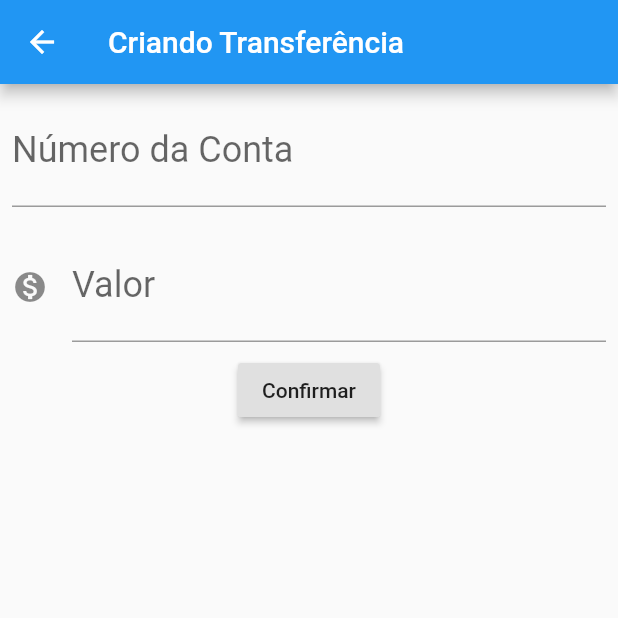
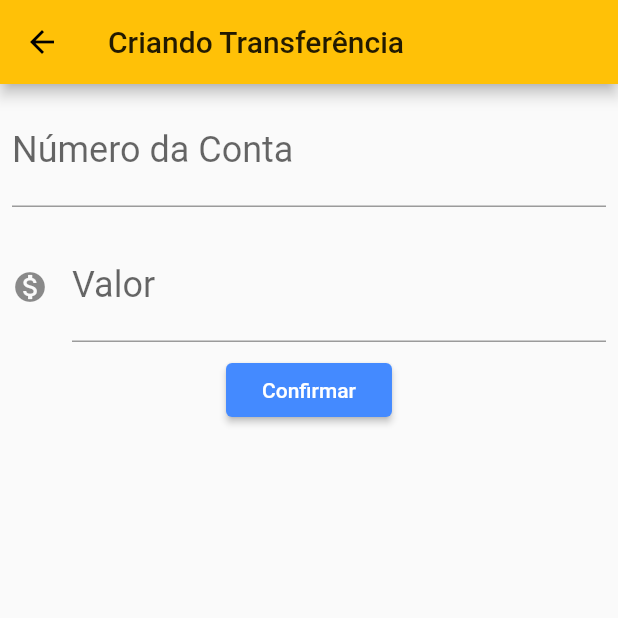
Before and after one commit to brunopirizoliveira/bankFlutter, a Flutter app: the screen it shows after launch, after a tap on the "add" icon, on a phone screen of 412 x 824 dp, the top half of it. Run offline on Flutter 3.47's test engine with Material 2 defaults, Android fonts, the phone set to English and light mode, and no system bars.

Commit message:
Projeto Concluido!

```diff
--- /dev/null
+++ b/lib/components/editor.dart
@@ -0,0 +1,29 @@
+import 'package:flutter/material.dart';
+
+class Editor extends StatelessWidget {
+  final TextEditingController controller;
+  final String label;
+  final String hint;
+  final IconData icon;
+
+  Editor({this.controller, this.hint, this.label, this.icon});
+
+  @override
+  Widget build(BuildContext context) {
+    return Padding(
+      padding: const EdgeInsets.all(8.0),
+      child: TextField(
+        controller: controller,
+        style: TextStyle(
+          fontSize: 24.0,
+        ),
+        decoration: InputDecoration(
+          icon: icon != null ? Icon(icon) : null,
+          labelText: label,
+          hintText: hint,
+        ),
+        keyboardType: TextInputType.number,
+      ),
+    );
+  }
+}
--- a/lib/main.dart
+++ b/lib/main.dart
@@ -1,5 +1,6 @@
 import 'package:flutter/cupertino.dart';
 import 'package:flutter/material.dart';
+import 'package:byteBank/screens/transferencia/lista.dart';
 
 void main() => runApp(ByteBank());
 
@@ -7,155 +8,15 @@ class ByteBank extends StatelessWidget {
   @override
   Widget build(BuildContext context) {
     return MaterialApp(
-      home: Scaffold(
-        body: ListaTransferencias(),
+      home: ListaTransferencias(),
+      theme: ThemeData(
+        primaryColor: Colors.amber,
+        accentColor: Colors.white54,
+        buttonTheme: ButtonThemeData(
+          buttonColor: Colors.blueAccent,
+          textTheme: ButtonTextTheme.primary
+        )
       ),
     );
   }
 }
-
-class FormularioTransferencia extends StatelessWidget {
-  final TextEditingController _controladorNumeroConta = TextEditingController();
-  final TextEditingController _controladorValor = TextEditingController();
-
-  @override
-  Widget build(BuildContext context) {
-    return Scaffold(
-      appBar: AppBar(
-        title: Text('Criando Transferência'),
-      ),
-      body: SingleChildScrollView(
-        child: Column(
-          children: [
-            Editor(
-              controller: _controladorNumeroConta,
-              label: 'Número da Conta',
-              hint: '0000',
-            ),
-            Editor(
-              controller: _controladorValor,
-              label: 'Valor',
-              hint: '0.00',
-              icon: Icons.monetization_on,
-            ),
-            RaisedButton(
-              onPressed: () => _criaTransferencia(context),
-              child: Text('Confirmar'),
-            ),
-          ],
-        ),
-      ),
-    );
-  }
-
-  void _criaTransferencia(BuildContext context) {
-    final int numeroConta = int.tryParse(_controladorNumeroConta.text);
-    final double valor = double.tryParse(_controladorValor.text);
-
-    if (numeroConta != null && valor != null) {
-      final transferenciaCriada = Transferencia(valor, numeroConta);
-      Navigator.pop(context, transferenciaCriada);
-      debugPrint('$transferenciaCriada');
-    }
-  }
-}
-
-class Editor extends StatelessWidget {
-  final TextEditingController controller;
-  final String label;
-  final String hint;
-  final IconData icon;
-
-  Editor({this.controller, this.hint, this.label, this.icon});
-
-  @override
-  Widget build(BuildContext context) {
-    return Padding(
-      padding: const EdgeInsets.all(8.0),
-      child: TextField(
-        controller: controller,
-        style: TextStyle(
-          fontSize: 24.0,
-        ),
-        decoration: InputDecoration(
-          icon: icon != null ? Icon(icon) : null,
-          labelText: label,
-          hintText: hint,
-        ),
-        keyboardType: TextInputType.number,
-      ),
-    );
-  }
-}
-
-class ListaTransferencias extends StatefulWidget {
-  final List<Transferencia> _transferencias = List();
-
-  @override
-  State<StatefulWidget> createState() {
-    return ListaTransferenciasState();
-  }
-}
-
-class ListaTransferenciasState extends State<ListaTransferencias> {
-  @override
-  Widget build(BuildContext context) {
-    return Scaffold(
-      appBar: AppBar(
-        title: Text('Transferências'),
-      ),
-      body: ListView.builder(
-        itemCount: widget._transferencias.length,
-        itemBuilder: (context, indice) {
-          final transferencia = widget._transferencias[indice];
-          return ItemTransferencia(transferencia);
-        },
-      ),
-      floatingActionButton: FloatingActionButton(
-        child: Icon(Icons.add),
-        onPressed: () {
-          final Future<Transferencia> future =
-              Navigator.push(context, MaterialPageRoute(builder: (context) {
-            return FormularioTransferencia();
-          }));
-          future.then((transferenciaRecebida) {
-            if(transferenciaRecebida != null) {
-              setState(() {
-                widget._transferencias.add(transferenciaRecebida);
-              });
-            }
-          });
-        },
-      ),
-    );
-  }
-}
-
-class ItemTransferencia extends StatelessWidget {
-  final Transferencia _transferencia;
-
-  ItemTransferencia(this._transferencia);
-
-  @override
-  Widget build(BuildContext context) {
-    return Card(
-      child: ListTile(
-        leading: Icon(Icons.monetization_on),
-        title: Text(_transferencia.valor.toString()),
-        subtitle: Text(_transferencia.numeroConta.toString()),
-      ),
-    );
-  }
-}
-
-class Transferencia {
-  final double valor;
-  final int numeroConta;
-
-  Transferencia(this.valor, this.numeroConta);
-
-  @override
-  String toString() {
-    return 'Transferencia{valor: $valor, numeroConta: $numeroConta}';
-  }
-}
--- /dev/null
+++ b/lib/models/transferencia.dart
@@ -0,0 +1,11 @@
+class Transferencia {
+  final double valor;
+  final int numeroConta;
+
+  Transferencia(this.valor, this.numeroConta);
+
+  @override
+  String toString() {
+    return 'Transferencia{valor: $valor, numeroConta: $numeroConta}';
+  }
+}
--- /dev/null
+++ b/lib/screens/transferencia/formulario.dart
@@ -0,0 +1,63 @@
+import 'package:flutter/material.dart';
+import 'package:byteBank/models/transferencia.dart';
+import 'package:byteBank/components/editor.dart';
+
+const _tituloAppBar = 'Criando Transferência';
+const _textoValorBotaoConfirmar = 'Confirmar';
+const _rotuloCampoNumeroConta = 'Número da Conta';
+const _hintCampoNumeroConta = '00000';
+const _rotuloCampoValor = 'Valor';
+const _hintCampoValor = '0.00';
+
+class FormularioTransferencia extends StatefulWidget {
+  final TextEditingController _controladorNumeroConta = TextEditingController();
+  final TextEditingController _controladorValor = TextEditingController();
+
+  void _criaTransferencia(BuildContext context) {
+    final int numeroConta = int.tryParse(_controladorNumeroConta.text);
+    final double valor = double.tryParse(_controladorValor.text);
+
+    if (numeroConta != null && valor != null) {
+      final transferenciaCriada = Transferencia(valor, numeroConta);
+      Navigator.pop(context, transferenciaCriada);
+      debugPrint('$transferenciaCriada');
+    }
+  }
+
+  @override
+  State<StatefulWidget> createState() {
+    return FormularioTransferenciaState();
+  }
+}
+
+class FormularioTransferenciaState extends State<FormularioTransferencia> {
+  @override
+  Widget build(BuildContext context) {
+    return Scaffold(
+      appBar: AppBar(
+        title: Text(_tituloAppBar),
+      ),
+      body: SingleChildScrollView(
+        child: Column(
+          children: [
+            Editor(
+              controller: widget._controladorNumeroConta,
+              label: _rotuloCampoNumeroConta,
+              hint: _hintCampoNumeroConta,
+            ),
+            Editor(
+              controller: widget._controladorValor,
+              label: _rotuloCampoValor,
+              hint: _hintCampoValor,
+              icon: Icons.monetization_on,
+            ),
+            RaisedButton(
+              onPressed: () => widget._criaTransferencia(context),
+              child: Text(_textoValorBotaoConfirmar),
+            ),
+          ],
+        ),
+      ),
+    );
+  }
+}
--- /dev/null
+++ b/lib/screens/transferencia/lista.dart
@@ -0,0 +1,71 @@
+import 'package:flutter/material.dart';
+import 'package:byteBank/models/transferencia.dart';
+import 'package:byteBank/screens/transferencia/formulario.dart';
+
+const _tituloAppBar = 'Transferências';
+
+class ListaTransferencias extends StatefulWidget {
+  final List<Transferencia> _transferencias = List();
+
+  @override
+  State<StatefulWidget> createState() {
+    return ListaTransferenciasState();
+  }
+}
+
+class ListaTransferenciasState extends State<ListaTransferencias> {
+  @override
+  Widget build(BuildContext context) {
+    return Scaffold(
+      appBar: AppBar(
+        title: Text(_tituloAppBar),
+      ),
+      body: ListView.builder(
+        itemCount: widget._transferencias.length,
+        itemBuilder: (context, indice) {
+          final transferencia = widget._transferencias[indice];
+          return ItemTransferencia(transferencia);
+        },
+      ),
+      floatingActionButton: FloatingActionButton(
+        child: Icon(Icons.add),
+        onPressed: () {
+          final Future<Transferencia> future =
+          Navigator.push(context, MaterialPageRoute(builder: (context) {
+            return FormularioTransferencia();
+          }));
+          future.then((transferenciaRecebida) {
+            atualizaLista(transferenciaRecebida);
+          });
+        },
+      ),
+    );
+  }
+
+  void atualizaLista(Transferencia transferenciaRecebida) {
+    Future.delayed(Duration(seconds: 1), () {
+      if (transferenciaRecebida != null) {
+        setState(() {
+          widget._transferencias.add(transferenciaRecebida);
+        });
+      }
+    });
+  }
+}
+
+class ItemTransferencia extends StatelessWidget {
+  final Transferencia _transferencia;
+
+  ItemTransferencia(this._transferencia);
+
+  @override
+  Widget build(BuildContext context) {
+    return Card(
+      child: ListTile(
+        leading: Icon(Icons.monetization_on),
+        title: Text(_transferencia.valor.toString()),
+        subtitle: Text(_transferencia.numeroConta.toString()),
+      ),
+    );
+  }
+}
```
